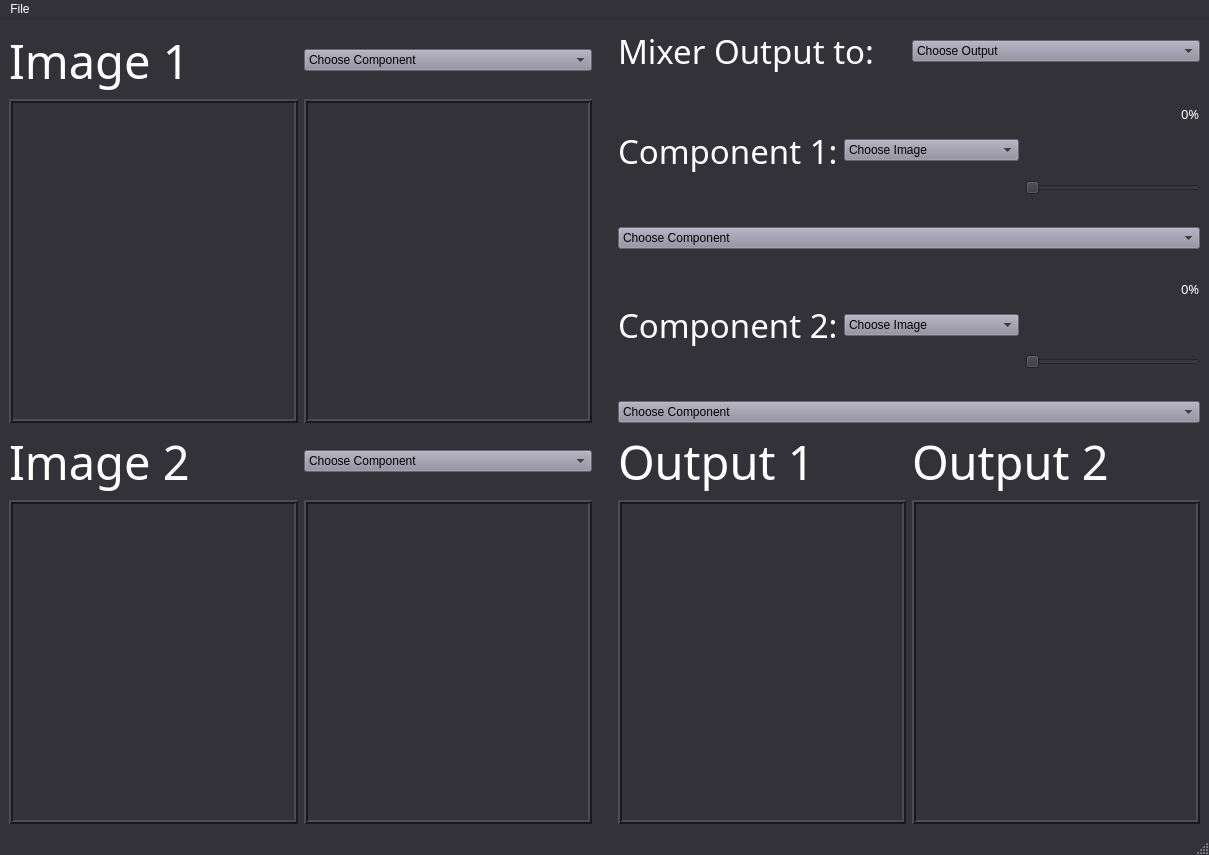
Qt form mainwindow.ui (alaagamal98/FT-magnitude-phase-2d-signal) before a commit.
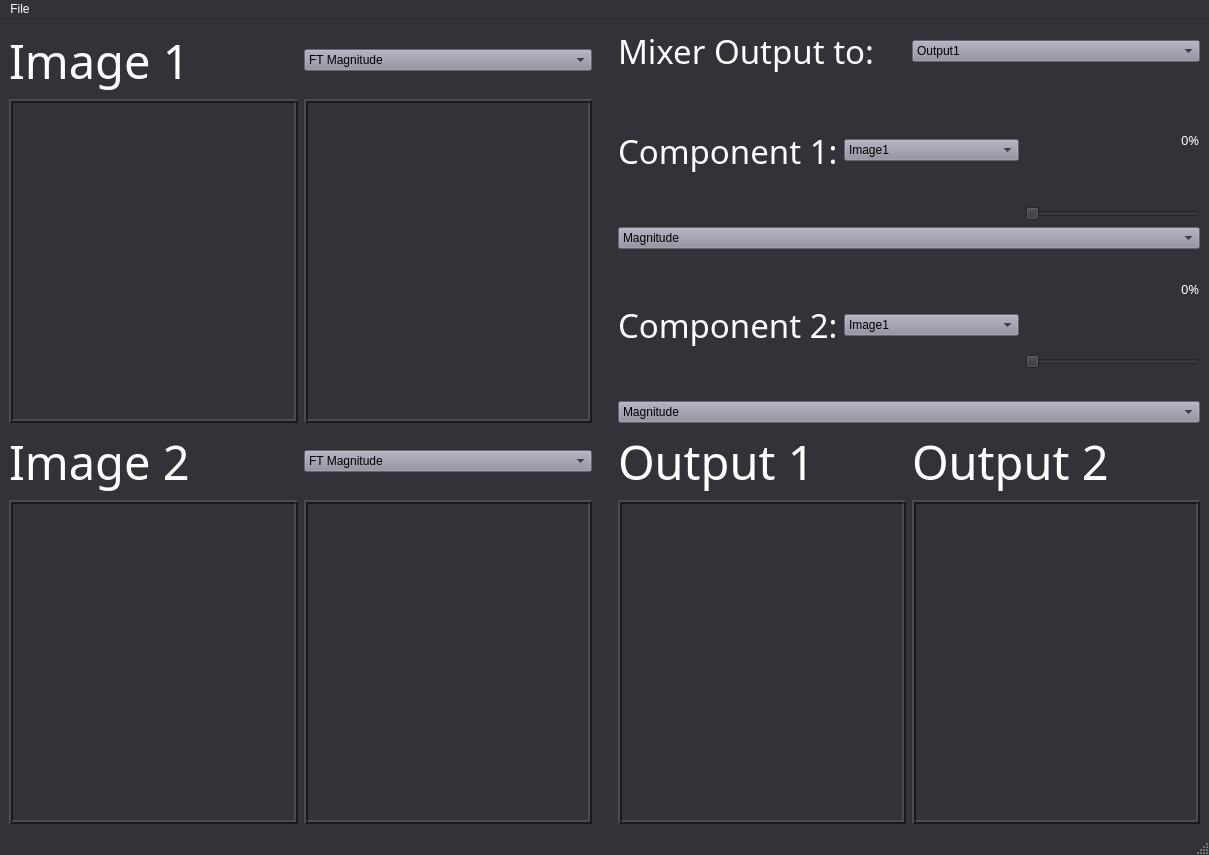
The same form after that commit.

Patch:
```diff
--- a/mainwindow.ui
+++ b/mainwindow.ui
@@ -990,11 +990,6 @@
               </disabled>
              </palette>
             </property>
-            <item>
-             <property name="text">
-              <string>Choose Component</string>
-             </property>
-            </item>
             <item>
              <property name="text">
               <string>FT Magnitude</string>
@@ -1506,11 +1501,6 @@
               </disabled>
              </palette>
             </property>
-            <item>
-             <property name="text">
-              <string>Choose Output</string>
-             </property>
-            </item>
             <item>
              <property name="text">
               <string>Output1</string>
@@ -1962,11 +1952,6 @@
                 </disabled>
                </palette>
               </property>
-              <item>
-               <property name="text">
-                <string>Choose Image</string>
-               </property>
-              </item>
               <item>
                <property name="text">
                 <string>Image1</string>
@@ -1983,6 +1968,12 @@
              <layout class="QVBoxLayout" name="verticalLayout_3">
               <item alignment="Qt::AlignRight">
                <widget class="QLabel" name="Percentage1">
+                <property name="sizePolicy">
+                 <sizepolicy hsizetype="Minimum" vsizetype="Minimum">
+                  <horstretch>0</horstretch>
+                  <verstretch>0</verstretch>
+                 </sizepolicy>
+                </property>
                 <property name="font">
                  <font>
                   <family>Forte</family>
@@ -1994,7 +1985,7 @@
                 </property>
                </widget>
               </item>
-              <item alignment="Qt::AlignVCenter">
+              <item>
                <widget class="QSlider" name="MixingRatio1">
                 <property name="sizePolicy">
                  <sizepolicy hsizetype="Minimum" vsizetype="Fixed">
@@ -2431,11 +2422,6 @@
               </disabled>
              </palette>
             </property>
-            <item>
-             <property name="text">
-              <string>Choose Component</string>
-             </property>
-            </item>
             <item>
              <property name="text">
               <string>Magnitude</string>
@@ -2907,11 +2893,6 @@
                 </disabled>
                </palette>
               </property>
-              <item>
-               <property name="text">
-                <string>Choose Image</string>
-               </property>
-              </item>
               <item>
                <property name="text">
                 <string>Image1</string>
@@ -3376,11 +3357,6 @@
               </disabled>
              </palette>
             </property>
-            <item>
-             <property name="text">
-              <string>Choose Component</string>
-             </property>
-            </item>
             <item>
              <property name="text">
               <string>Magnitude</string>
@@ -3869,11 +3845,6 @@
               </disabled>
              </palette>
             </property>
-            <item>
-             <property name="text">
-              <string>Choose Component</string>
-             </property>
-            </item>
             <item>
              <property name="text">
               <string>FT Magnitude</string>
```
Left out of the diff: 72 changed lines with no effect on the pictures.
